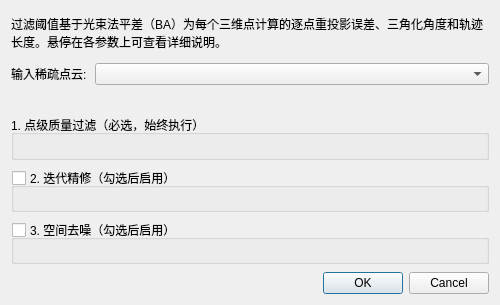
Qt form src/gui/dialogs/SparseCloudPostProcessDialog.ui (guderianXu/plascan) before a commit.
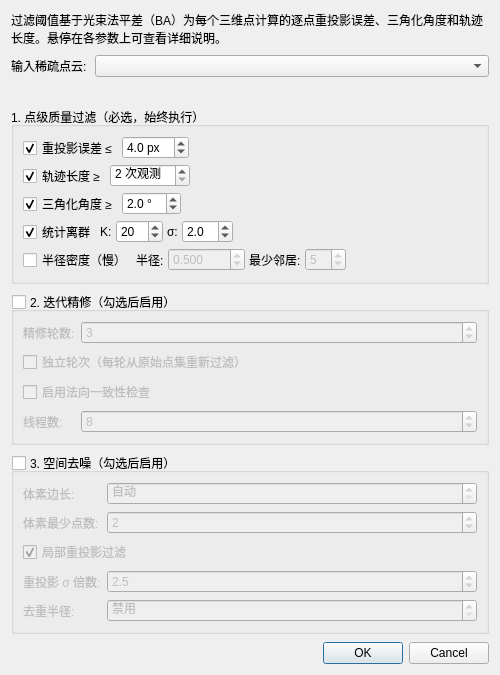
The same form after that commit.

What changed in the file:
```diff
--- a/src/gui/dialogs/SparseCloudPostProcessDialog.ui
+++ b/src/gui/dialogs/SparseCloudPostProcessDialog.ui
@@ -62,6 +62,354 @@
       <property name="spacing">
        <number>4</number>
       </property>
+      <item>
+       <layout class="QHBoxLayout" name="reprojRowLayout">
+        <item>
+         <widget class="QCheckBox" name="m_reprojCheck">
+          <property name="toolTip">
+           <string>移除 BA 计算的逐点重投影误差超过此阈值的三维点。
+重投影误差越大说明该点定位越不精确。
+BA 质量较好时建议 2–3 px，初始三角化结果建议 4–6 px。</string>
+          </property>
+          <property name="text">
+           <string>重投影误差 ≤</string>
+          </property>
+          <property name="checked">
+           <bool>true</bool>
+          </property>
+         </widget>
+        </item>
+        <item>
+         <widget class="QDoubleSpinBox" name="m_reprojSpin">
+          <property name="toolTip">
+           <string>移除 BA 计算的逐点重投影误差超过此阈值的三维点。
+重投影误差越大说明该点定位越不精确。
+BA 质量较好时建议 2–3 px，初始三角化结果建议 4–6 px。</string>
+          </property>
+          <property name="suffix">
+           <string> px</string>
+          </property>
+          <property name="decimals">
+           <number>1</number>
+          </property>
+          <property name="singleStep">
+           <double>0.500000000000000</double>
+          </property>
+          <property name="minimum">
+           <double>0.100000000000000</double>
+          </property>
+          <property name="maximum">
+           <double>50.000000000000000</double>
+          </property>
+          <property name="value">
+           <double>4.000000000000000</double>
+          </property>
+         </widget>
+        </item>
+        <item>
+         <spacer name="reprojSpacer">
+          <property name="orientation">
+           <enum>Qt::Horizontal</enum>
+          </property>
+          <property name="sizeHint" stdset="0">
+           <size>
+            <width>40</width>
+            <height>20</height>
+           </size>
+          </property>
+         </spacer>
+        </item>
+       </layout>
+      </item>
+      <item>
+       <layout class="QHBoxLayout" name="trackRowLayout">
+        <item>
+         <widget class="QCheckBox" name="m_trackCheck">
+          <property name="toolTip">
+           <string>移除被少于此数量影像观测到的三维点。
+若所有点轨迹长度相同，此过滤器不会生效（安全保护）。
+建议：2（不过滤）、3（平衡）或 4（严格）。</string>
+          </property>
+          <property name="text">
+           <string>轨迹长度 ≥</string>
+          </property>
+          <property name="checked">
+           <bool>true</bool>
+          </property>
+         </widget>
+        </item>
+        <item>
+         <widget class="QSpinBox" name="m_trackSpin">
+          <property name="toolTip">
+           <string>移除被少于此数量影像观测到的三维点。
+若所有点轨迹长度相同，此过滤器不会生效（安全保护）。
+建议：2（不过滤）、3（平衡）或 4（严格）。</string>
+          </property>
+          <property name="suffix">
+           <string> 次观测</string>
+          </property>
+          <property name="minimum">
+           <number>2</number>
+          </property>
+          <property name="maximum">
+           <number>50</number>
+          </property>
+          <property name="value">
+           <number>2</number>
+          </property>
+         </widget>
+        </item>
+        <item>
+         <spacer name="trackSpacer">
+          <property name="orientation">
+           <enum>Qt::Horizontal</enum>
+          </property>
+          <property name="sizeHint" stdset="0">
+           <size>
+            <width>40</width>
+            <height>20</height>
+           </size>
+          </property>
+         </spacer>
+        </item>
+       </layout>
+      </item>
+      <item>
+       <layout class="QHBoxLayout" name="angleRowLayout">
+        <item>
+         <widget class="QCheckBox" name="m_angleCheck">
+          <property name="toolTip">
+           <string>移除所有观测射线最大交角小于此值的三维点。
+角度越大说明三角化几何条件越好。建议 2°（宽Song）至 5°（严格）。</string>
+          </property>
+          <property name="text">
+           <string>三角化角度 ≥</string>
+          </property>
+          <property name="checked">
+           <bool>true</bool>
+          </property>
+         </widget>
+        </item>
+        <item>
+         <widget class="QDoubleSpinBox" name="m_angleSpin">
+          <property name="toolTip">
+           <string>移除所有观测射线最大交角小于此值的三维点。
+角度越大说明三角化几何条件越好。建议 2°（宽Song）至 5°（严格）。</string>
+          </property>
+          <property name="suffix">
+           <string> °</string>
+          </property>
+          <property name="decimals">
+           <number>1</number>
+          </property>
+          <property name="singleStep">
+           <double>0.500000000000000</double>
+          </property>
+          <property name="minimum">
+           <double>0.100000000000000</double>
+          </property>
+          <property name="maximum">
+           <double>30.000000000000000</double>
+          </property>
+          <property name="value">
+           <double>2.000000000000000</double>
+          </property>
+         </widget>
+        </item>
+        <item>
+         <spacer name="angleSpacer">
+          <property name="orientation">
+           <enum>Qt::Horizontal</enum>
+          </property>
+          <property name="sizeHint" stdset="0">
+           <size>
+            <width>40</width>
+            <height>20</height>
+           </size>
+          </property>
+         </spacer>
+        </item>
+       </layout>
+      </item>
+      <item>
+       <layout class="QHBoxLayout" name="statRowLayout">
+        <item>
+         <widget class="QCheckBox" name="m_statCheck">
+          <property name="toolTip">
+           <string>基于 KNN 邻域统计检测空间离群点。
+K：近邻数量，越大越稳定但越慢（建议 16–30）。
+σ：若某点到邻域中心的距离超过 均值 + σ×标准差则剪除（建议 2.0–2.5）。</string>
+          </property>
+          <property name="text">
+           <string>统计离群</string>
+          </property>
+          <property name="checked">
+           <bool>true</bool>
+          </property>
+         </widget>
+        </item>
+        <item>
+         <widget class="QLabel" name="statKLabel">
+          <property name="text">
+           <string>K:</string>
+          </property>
+         </widget>
+        </item>
+        <item>
+         <widget class="QSpinBox" name="m_statKSpin">
+          <property name="toolTip">
+           <string>基于 KNN 邻域统计检测空间离群点。
+K：近邻数量，越大越稳定但越慢（建议 16–30）。
+σ：若某点到邻域中心的距离超过 均值 + σ×标准差则剪除（建议 2.0–2.5）。</string>
+          </property>
+          <property name="minimum">
+           <number>2</number>
+          </property>
+          <property name="maximum">
+           <number>200</number>
+          </property>
+          <property name="value">
+           <number>20</number>
+          </property>
+         </widget>
+        </item>
+        <item>
+         <widget class="QLabel" name="statSigmaLabel">
+          <property name="text">
+           <string>σ:</string>
+          </property>
+         </widget>
+        </item>
+        <item>
+         <widget class="QDoubleSpinBox" name="m_statStdSpin">
+          <property name="toolTip">
+           <string>基于 KNN 邻域统计检测空间离群点。
+K：近邻数量，越大越稳定但越慢（建议 16–30）。
+σ：若某点到邻域中心的距离超过 均值 + σ×标准差则剪除（建议 2.0–2.5）。</string>
+          </property>
+          <property name="decimals">
+           <number>1</number>
+          </property>
+          <property name="singleStep">
+           <double>0.500000000000000</double>
+          </property>
+          <property name="minimum">
+           <double>0.500000000000000</double>
+          </property>
+          <property name="maximum">
+           <double>10.000000000000000</double>
+          </property>
+          <property name="value">
+           <double>2.000000000000000</double>
+          </property>
+         </widget>
+        </item>
+        <item>
+         <spacer name="statSpacer">
+          <property name="orientation">
+           <enum>Qt::Horizontal</enum>
+          </property>
+          <property name="sizeHint" stdset="0">
+           <size>
+            <width>40</width>
+            <height>20</height>
+           </size>
+          </property>
+         </spacer>
+        </item>
+       </layout>
+      </item>
+      <item>
+       <layout class="QHBoxLayout" name="densityRowLayout">
+        <item>
+         <widget class="QCheckBox" name="m_densityCheck">
+          <property name="toolTip">
+           <string>移除指定半径球内邻居数不足的孤立点。
+适合清理真正孤立的噪声点，但计算较慢。
+半径应与点云空间尺度匹配，最少邻居建议 3–6。</string>
+          </property>
+          <property name="text">
+           <string>半径密度（慢）</string>
+          </property>
+         </widget>
+        </item>
+        <item>
+         <widget class="QLabel" name="densityRadiusLabel">
+          <property name="text">
+           <string>半径:</string>
+          </property>
+         </widget>
+        </item>
+        <item>
+         <widget class="QDoubleSpinBox" name="m_densityRadiusSpin">
+          <property name="enabled">
+           <bool>false</bool>
+          </property>
+          <property name="toolTip">
+           <string>移除指定半径球内邻居数不足的孤立点。
+适合清理真正孤立的噪声点，但计算较慢。
+半径应与点云空间尺度匹配，最少邻居建议 3–6。</string>
+          </property>
+          <property name="decimals">
+           <number>3</number>
+          </property>
+          <property name="singleStep">
+           <double>0.100000000000000</double>
+          </property>
+          <property name="minimum">
+           <double>0.010000000000000</double>
+          </property>
+          <property name="maximum">
+           <double>1000.000000000000000</double>
+          </property>
+          <property name="value">
+           <double>0.500000000000000</double>
+          </property>
+         </widget>
+        </item>
+        <item>
+         <widget class="QLabel" name="densityMinNeighborsLabel">
+          <property name="text">
+           <string>最少邻居:</string>
+          </property>
+         </widget>
+        </item>
+        <item>
+         <widget class="QSpinBox" name="m_densityMinNbSpin">
+          <property name="enabled">
+           <bool>false</bool>
+          </property>
+          <property name="toolTip">
+           <string>移除指定半径球内邻居数不足的孤立点。
+适合清理真正孤立的噪声点，但计算较慢。
+半径应与点云空间尺度匹配，最少邻居建议 3–6。</string>
+          </property>
+          <property name="minimum">
+           <number>1</number>
+          </property>
+          <property name="maximum">
+           <number>50</number>
+          </property>
+          <property name="value">
+           <number>5</number>
+          </property>
+         </widget>
+        </item>
+        <item>
+         <spacer name="densitySpacer">
+          <property name="orientation">
+           <enum>Qt::Horizontal</enum>
+          </property>
+          <property name="sizeHint" stdset="0">
+           <size>
+            <width>40</width>
+            <height>20</height>
+           </size>
+          </property>
+         </spacer>
+        </item>
+       </layout>
+      </item>
      </layout>
     </widget>
    </item>
@@ -81,7 +429,78 @@
      <property name="checked">
       <bool>false</bool>
      </property>
-     <layout class="QFormLayout" name="refineForm"/>
+     <layout class="QFormLayout" name="refineForm">
+      <item row="0" column="0">
+       <widget class="QLabel" name="iterRoundsLabel">
+        <property name="text">
+         <string>精修轮数:</string>
+        </property>
+       </widget>
+      </item>
+      <item row="0" column="1">
+       <widget class="QSpinBox" name="m_iterRoundsSpin">
+        <property name="toolTip">
+         <string>每轮迭代内执行一次完整过滤，阈值逐轮收紧。建议 3–5 轮。</string>
+        </property>
+        <property name="minimum">
+         <number>1</number>
+        </property>
+        <property name="maximum">
+         <number>20</number>
+        </property>
+        <property name="value">
+         <number>3</number>
+        </property>
+       </widget>
+      </item>
+      <item row="1" column="0" colspan="2">
+       <widget class="QCheckBox" name="m_retriangCheck">
+        <property name="toolTip">
+         <string>不勾选（推荐）：每轮在上一轮保留的点上继续过滤，统计
+滤波随着离群点减少而逐渐收敛，效果更好。
+勾选：每轮均从原始完整点集重新过滤，各轮独立。
+注意：此选项不会重新执行三角化或光束法平差。</string>
+        </property>
+        <property name="text">
+         <string>独立轮次（每轮从原始点集重新过滤）</string>
+        </property>
+       </widget>
+      </item>
+      <item row="2" column="0" colspan="2">
+       <widget class="QCheckBox" name="m_normalConsCheck">
+        <property name="toolTip">
+         <string>额外检查三维点周围法向量的一致性，移除方向异常的点。
+计算较慢，适合密度较高的点云。</string>
+        </property>
+        <property name="text">
+         <string>启用法向一致性检查</string>
+        </property>
+       </widget>
+      </item>
+      <item row="3" column="0">
+       <widget class="QLabel" name="threadsLabel">
+        <property name="text">
+         <string>线程数:</string>
+        </property>
+       </widget>
+      </item>
+      <item row="3" column="1">
+       <widget class="QSpinBox" name="m_threadsSpin">
+        <property name="toolTip">
+         <string>并行计算的线程数。建议与 CPU 核心数相近。</string>
+        </property>
+        <property name="minimum">
+         <number>1</number>
+        </property>
+        <property name="maximum">
+         <number>128</number>
+        </property>
+        <property name="value">
+         <number>8</number>
+        </property>
+       </widget>
+      </item>
+     </layout>
     </widget>
    </item>
    <item>
@@ -100,7 +519,131 @@
      <property name="checked">
       <bool>false</bool>
      </property>
-     <layout class="QFormLayout" name="spatialForm"/>
+     <layout class="QFormLayout" name="spatialForm">
+      <item row="0" column="0">
+       <widget class="QLabel" name="voxelSizeLabel">
+        <property name="text">
+         <string>体素边长:</string>
+        </property>
+       </widget>
+      </item>
+      <item row="0" column="1">
+       <widget class="QDoubleSpinBox" name="m_voxelSizeSpin">
+        <property name="toolTip">
+         <string>将空间划分为该边长的体素，移除只含极少点的孤立体素。设 0（自动）时系统自动估算合理的体素尺度。</string>
+        </property>
+        <property name="specialValueText">
+         <string>自动</string>
+        </property>
+        <property name="decimals">
+         <number>3</number>
+        </property>
+        <property name="singleStep">
+         <double>0.100000000000000</double>
+        </property>
+        <property name="maximum">
+         <double>1000.000000000000000</double>
+        </property>
+       </widget>
+      </item>
+      <item row="1" column="0">
+       <widget class="QLabel" name="minVoxelPtsLabel">
+        <property name="text">
+         <string>体素最少点数:</string>
+        </property>
+       </widget>
+      </item>
+      <item row="1" column="1">
+       <widget class="QSpinBox" name="m_minVoxelPtsSpin">
+        <property name="toolTip">
+         <string>体素内点数低于此值时，该体素内所有点被将为孤立噪声并剪除。建议 2–3。</string>
+        </property>
+        <property name="minimum">
+         <number>1</number>
+        </property>
+        <property name="maximum">
+         <number>20</number>
+        </property>
+        <property name="value">
+         <number>2</number>
+        </property>
+       </widget>
+      </item>
+      <item row="2" column="0" colspan="2">
+       <widget class="QCheckBox" name="m_localReprojCheck">
+        <property name="toolTip">
+         <string>在每个局部邻域内计算重投影误差统计，剪除超出阈值的异常点。</string>
+        </property>
+        <property name="text">
+         <string>局部重投影过滤</string>
+        </property>
+        <property name="checked">
+         <bool>true</bool>
+        </property>
+       </widget>
+      </item>
+      <item row="3" column="0">
+       <widget class="QLabel" name="reprojStdMulLabel">
+        <property name="text">
+         <string>重投影 σ 倍数:</string>
+        </property>
+       </widget>
+      </item>
+      <item row="3" column="1">
+       <widget class="QDoubleSpinBox" name="m_reprojStdMulSpin">
+        <property name="toolTip">
+         <string>局部重投影过滤的标准差倍数阈值。值越小过滤越激进（建议 2.0–3.0）。</string>
+        </property>
+        <property name="decimals">
+         <number>1</number>
+        </property>
+        <property name="singleStep">
+         <double>0.500000000000000</double>
+        </property>
+        <property name="minimum">
+         <double>0.500000000000000</double>
+        </property>
+        <property name="maximum">
+         <double>10.000000000000000</double>
+        </property>
+        <property name="value">
+         <double>2.500000000000000</double>
+        </property>
+       </widget>
+      </item>
+      <item row="4" column="0">
+       <widget class="QLabel" name="dedupRadiusLabel">
+        <property name="text">
+         <string>去重半径:</string>
+        </property>
+       </widget>
+      </item>
+      <item row="4" column="1">
+       <widget class="QDoubleSpinBox" name="m_dedupRadiusSpin">
+        <property name="toolTip">
+         <string>移除距离小于此半径的重复点（仅保留其中一个）。设为“禁用”时不执行去重操作。</string>
+        </property>
+        <property name="specialValueText">
+         <string>禁用</string>
+        </property>
+        <property name="decimals">
+         <number>3</number>
+        </property>
+        <property name="singleStep">
+         <double>0.010000000000000</double>
+        </property>
+        <property name="minimum">
+         <double>-1.000000000000000</double>
+        </property>
+        <property name="maximum">
+         <double>100.000000000000000</double>
+        </property>
+        <property name="value">
+         <double>-1.000000000000000</double>
+        </property>
+       </widget>
+      </item>
+     </layout>
     </widget>
    </item>
    <item>
```
